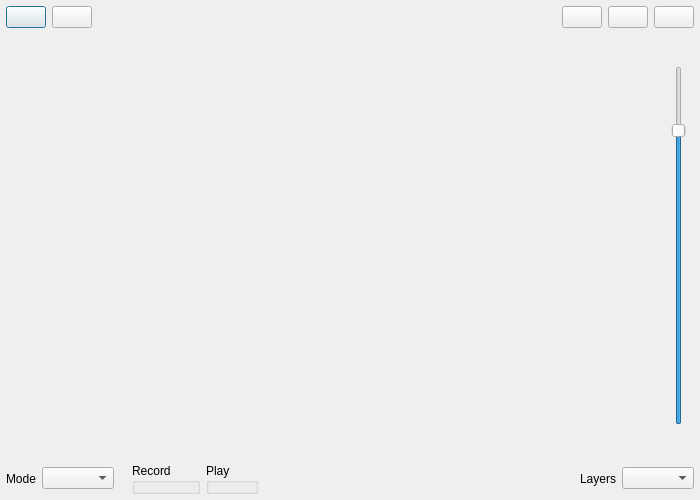
Before: the Qt Designer form src/Common/gui/LooperWindow.ui in elieserdejesus/JamTaba, drawn with Qt 5.
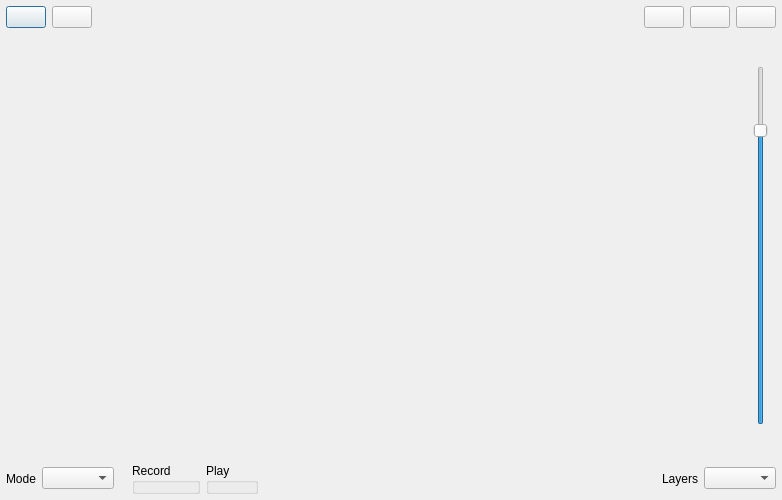
After: the same form once the commit is applied. Icons and pictures are not drawn. Custom widgets are drawn as their Qt base class.

Commit message: widen looper window size (#780)

Diff of the .ui file:
```diff
--- a/src/Common/gui/LooperWindow.ui
+++ b/src/Common/gui/LooperWindow.ui
@@ -6,7 +6,7 @@
    <rect>
     <x>0</x>
     <y>0</y>
-    <width>700</width>
+    <width>782</width>
     <height>500</height>
    </rect>
   </property>
```
Left out of the diff: 1 changed line with no effect on the pictures.
